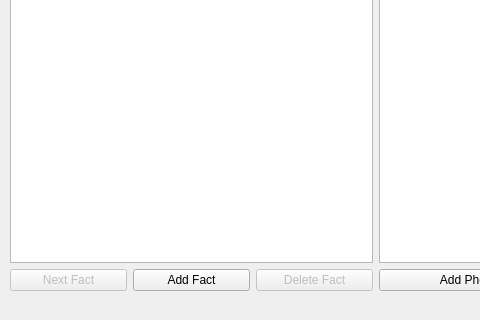
Qt form VLN1-H32/moreinfo.ui (Kristian15/VLN1-Hopur32) before a commit; both pictures show x 0 to 480 and y 230 to 550 of the 786 by 550 pixel window.
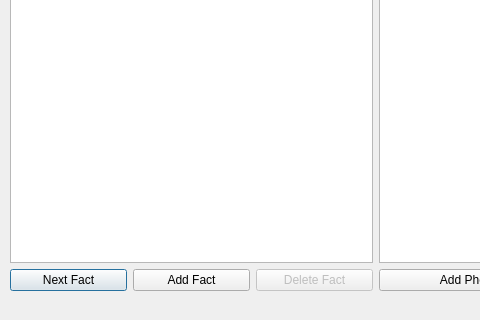
The same form after that commit.

Diff of the .ui file:
```diff
--- a/VLN1-H32/moreinfo.ui
+++ b/VLN1-H32/moreinfo.ui
@@ -37,7 +37,7 @@
         <item>
          <widget class="QPushButton" name="button_nextFact">
           <property name="enabled">
-           <bool>false</bool>
+           <bool>true</bool>
           </property>
           <property name="text">
            <string>Next Fact</string>
```
